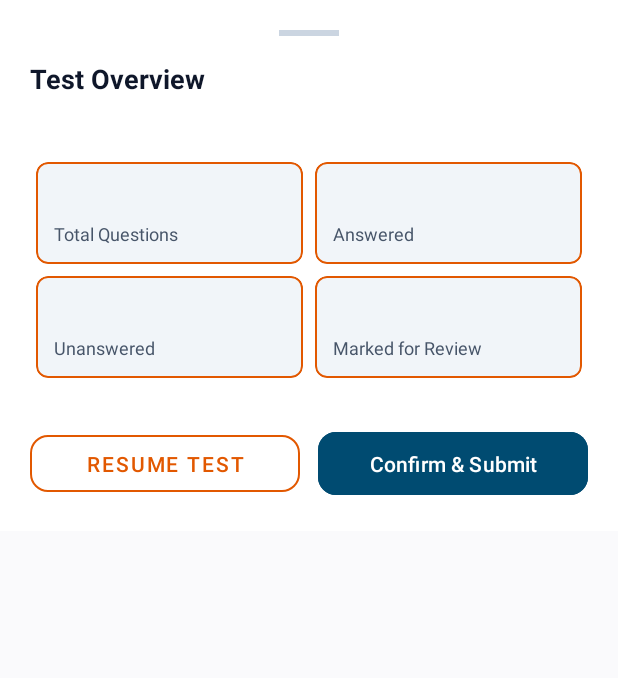
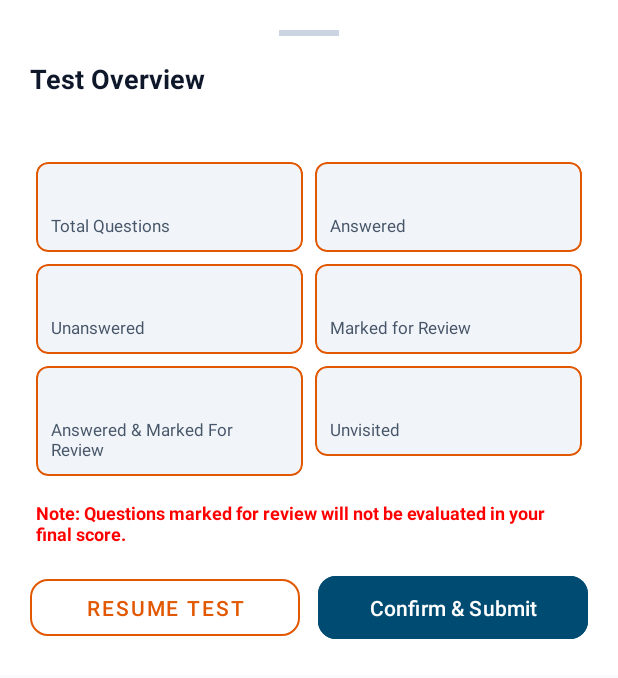
Before and after one commit to nursingstudio/NursingStudioApp, an Android app built with Jetpack Compose: the layout dialog_test_submit_bottom_sheet.xml on its own in the app's theme, with its tools: preview values and no code run, on a phone screen of 412 x 824 dp. Shown: the top 678 px of the screen. Run offline under Robolectric (Android 15) with nearby library versions, the light colour scheme and no system bars.

Commit message:
Quiz Improvement without Green Badge

```diff
--- a/app/src/main/java/com/example/nursingstudio/ui/features/quiz/QuizEngineFragment.kt
+++ b/app/src/main/java/com/example/nursingstudio/ui/features/quiz/QuizEngineFragment.kt
@@ -291,9 +291,11 @@ class QuizEngineFragment : Fragment() {
         if (state !is QuizEngineState.Content) return
 
         val total = state.questions.size
-        val answered = state.userStates.count { it.status == QuestionStatus.ANSWERED || it.status == QuestionStatus.ANSWERED_AND_MARKED }
+        val answered = state.userStates.count { it.status == QuestionStatus.ANSWERED }
         val unanswered = state.userStates.count { it.status == QuestionStatus.UNANSWERED }
         val review = state.userStates.count { it.status == QuestionStatus.MARKED_FOR_REVIEW }
+        val answeredMarked = state.userStates.count { it.status == QuestionStatus.ANSWERED_AND_MARKED }
+        val unvisited = state.userStates.count { it.status == QuestionStatus.UNVISITED }
 
         val minutes = state.remainingTimeSeconds / 60
         val secs = state.remainingTimeSeconds % 60
@@ -304,6 +306,8 @@ class QuizEngineFragment : Fragment() {
             answered = answered,
             unanswered = unanswered,
             review = review,
+            answeredMarked = answeredMarked,
+            unvisited = unvisited,
             timeFormatted = formattedTime,
             onSubmitConfirmed = {
                 executeFinalSubmission()
--- a/app/src/main/java/com/example/nursingstudio/ui/features/quiz/QuizEngineViewModel.kt
+++ b/app/src/main/java/com/example/nursingstudio/ui/features/quiz/QuizEngineViewModel.kt
@@ -43,7 +43,7 @@ class QuizEngineViewModel @Inject constructor(
     private var strikeCount = 0
     private var timerJob: Job? = null
 
-    fun loadQuiz(testId: String, testTitle: String = "Test Series", durationMinutes: Long = 60L) {
+    fun loadQuiz(testId: String, testTitle: String = "Test Series") {
         viewModelScope.launch {
             _uiState.value = QuizEngineState.Loading
             quizRepository.getQuestionsForTest(testId)
@@ -54,15 +54,18 @@ class QuizEngineViewModel @Inject constructor(
                                 status = if (index == 0) QuestionStatus.UNANSWERED else QuestionStatus.UNVISITED
                             )
                         }
-                        val totalTimeSeconds = durationMinutes * 60L
+
+                        // 🚀 2026 Dynamic Timer Fix: 1 Question = 1 Minute (60 Seconds) Rule
+                        val dynamicDurationSeconds = loadedQuestions.size * 60L
+
                         _uiState.value = QuizEngineState.Content(
                             testTitle = testTitle,
                             questions = loadedQuestions,
                             userStates = initialStates,
                             currentIndex = 0,
-                            remainingTimeSeconds = totalTimeSeconds
+                            remainingTimeSeconds = dynamicDurationSeconds
                         )
-                        startTimer(totalTimeSeconds)
+                        startTimer(dynamicDurationSeconds)
                     } else {
                         _uiState.value = QuizEngineState.Error("No questions found for this test.")
                     }
@@ -199,7 +202,6 @@ class QuizEngineViewModel @Inject constructor(
         }
     }
 
-
     fun calculateAndSubmitResults(
         userId: String = "guest_user",
         userName: String = "Student",
@@ -220,8 +222,13 @@ class QuizEngineViewModel @Inject constructor(
 
             qList.forEachIndexed { idx, q ->
                 val ansState = userStates.getOrNull(idx)
+
+                // 🚀 Evaluation Standard: Exclude items marked for review (MARKED_FOR_REVIEW & ANSWERED_AND_MARKED)
+                val isReview = ansState?.status == QuestionStatus.MARKED_FOR_REVIEW ||
+                        ansState?.status == QuestionStatus.ANSWERED_AND_MARKED
+
                 when {
-                    ansState == null || ansState.selectedOptionIndex == null -> unvisited++
+                    ansState == null || ansState.selectedOptionIndex == null || isReview -> unvisited++
                     ansState.selectedOptionIndex == q.correctAnswerIndex -> correct++
                     else -> wrong++
                 }
@@ -232,7 +239,8 @@ class QuizEngineViewModel @Inject constructor(
             val attempted = correct + wrong
             val accuracy = if (attempted > 0) (correct.toDouble() / attempted) * 100.0 else 0.0
 
-            val timeTaken = (state.questions.size * 60L) - state.remainingTimeSeconds
+            val allocatedTimeSeconds = state.questions.size * 60L
+            val timeTaken = allocatedTimeSeconds - state.remainingTimeSeconds
 
             val resultObj = QuizResult(
                 userId = userId,
@@ -254,9 +262,6 @@ class QuizEngineViewModel @Inject constructor(
         }
     }
 
-    /**
-     * Resets the active test state to enable clean re-attempts without residual user state.
-     */
     fun resetTestState() {
         _uiState.value = QuizEngineState.Loading
     }
--- a/app/src/main/java/com/example/nursingstudio/ui/features/quiz/TestSubmitBottomSheetFragment.kt
+++ b/app/src/main/java/com/example/nursingstudio/ui/features/quiz/TestSubmitBottomSheetFragment.kt
@@ -13,6 +13,8 @@ class TestSubmitBottomSheetFragment(
     private val answered: Int,
     private val unanswered: Int,
     private val review: Int,
+    private val answeredMarked: Int,
+    private val unvisited: Int,
     private val timeFormatted: String,
     private val onSubmitConfirmed: () -> Unit
 ) : BottomSheetDialogFragment() {
@@ -36,6 +38,8 @@ class TestSubmitBottomSheetFragment(
         binding.tvStatAnsweredVal.text = answered.toString()
         binding.tvStatUnansweredVal.text = unanswered.toString()
         binding.tvStatReviewVal.text = review.toString()
+        binding.tvStatAnsweredMarkedVal.text = answeredMarked.toString()
+        binding.tvStatUnvisitedVal.text = unvisited.toString()
         binding.tvSheetTimeRemaining.text = getString(R.string.time_left_label, timeFormatted)
 
         binding.btnConfirmSubmit.setOnClickListener {
--- /dev/null
+++ b/app/src/main/res/drawable/bg_palette_green_badge.xml
@@ -0,0 +1,8 @@
+<?xml version="1.0" encoding="utf-8"?>
+<shape xmlns:android="http://schemas.android.com/apk/res/android"
+    android:shape="oval">
+    <solid android:color="@color/palette_answered" />
+    <stroke
+        android:width="1.5dp"
+        android:color="@color/surface_card" />
+</shape>
--- a/app/src/main/res/layout/dialog_test_submit_bottom_sheet.xml
+++ b/app/src/main/res/layout/dialog_test_submit_bottom_sheet.xml
@@ -33,14 +33,14 @@
         android:textSize="14sp"
         android:textStyle="bold" />
 
-    <!-- Grid Overview -->
+    <!-- 6-Stat Grid Overview -->
     <GridLayout
         android:layout_width="match_parent"
         android:layout_height="wrap_content"
         android:columnCount="2"
-        android:rowCount="2"
+        android:rowCount="3"
         android:layout_marginTop="16dp"
-        android:layout_marginBottom="20dp">
+        android:layout_marginBottom="12dp">
 
         <!-- Stat 1: Total -->
         <com.google.android.material.card.MaterialCardView
@@ -55,14 +55,14 @@
                 android:layout_width="match_parent"
                 android:layout_height="wrap_content"
                 android:orientation="vertical"
-                android:padding="12dp">
+                android:padding="10dp">
 
                 <TextView
                     android:id="@+id/tvStatTotalVal"
                     android:layout_width="wrap_content"
                     android:layout_height="wrap_content"
                     android:textColor="@color/text_primary"
-                    android:textSize="20sp"
+                    android:textSize="18sp"
                     android:textStyle="bold" />
 
                 <TextView
@@ -70,7 +70,7 @@
                     android:layout_height="wrap_content"
                     android:text="@string/stat_total_questions"
                     android:textColor="@color/text_secondary"
-                    android:textSize="12sp" />
+                    android:textSize="11sp" />
             </LinearLayout>
         </com.google.android.material.card.MaterialCardView>
 
@@ -87,14 +87,14 @@
                 android:layout_width="match_parent"
                 android:layout_height="wrap_content"
                 android:orientation="vertical"
-                android:padding="12dp">
+                android:padding="10dp">
 
                 <TextView
                     android:id="@+id/tvStatAnsweredVal"
                     android:layout_width="wrap_content"
                     android:layout_height="wrap_content"
                     android:textColor="@color/palette_answered"
-                    android:textSize="20sp"
+                    android:textSize="18sp"
                     android:textStyle="bold" />
 
                 <TextView
@@ -102,7 +102,7 @@
                     android:layout_height="wrap_content"
                     android:text="@string/stat_answered"
                     android:textColor="@color/text_secondary"
-                    android:textSize="12sp" />
+                    android:textSize="11sp" />
             </LinearLayout>
         </com.google.android.material.card.MaterialCardView>
 
@@ -119,14 +119,14 @@
                 android:layout_width="match_parent"
                 android:layout_height="wrap_content"
                 android:orientation="vertical"
-                android:padding="12dp">
+                android:padding="10dp">
 
                 <TextView
                     android:id="@+id/tvStatUnansweredVal"
                     android:layout_width="wrap_content"
                     android:layout_height="wrap_content"
                     android:textColor="@color/palette_unanswered"
-                    android:textSize="20sp"
+                    android:textSize="18sp"
                     android:textStyle="bold" />
 
                 <TextView
@@ -134,11 +134,11 @@
                     android:layout_height="wrap_content"
                     android:text="@string/stat_unanswered"
                     android:textColor="@color/text_secondary"
-                    android:textSize="12sp" />
+                    android:textSize="11sp" />
             </LinearLayout>
         </com.google.android.material.card.MaterialCardView>
 
-        <!-- Stat 4: Review -->
+        <!-- Stat 4: Marked for Review -->
         <com.google.android.material.card.MaterialCardView
             android:layout_width="0dp"
             android:layout_height="wrap_content"
@@ -151,14 +151,14 @@
                 android:layout_width="match_parent"
                 android:layout_height="wrap_content"
                 android:orientation="vertical"
-                android:padding="12dp">
+                android:padding="10dp">
 
                 <TextView
                     android:id="@+id/tvStatReviewVal"
                     android:layout_width="wrap_content"
                     android:layout_height="wrap_content"
                     android:textColor="@color/palette_review"
-                    android:textSize="20sp"
+                    android:textSize="18sp"
                     android:textStyle="bold" />
 
                 <TextView
@@ -166,19 +166,94 @@
                     android:layout_height="wrap_content"
                     android:text="@string/stat_marked_review"
                     android:textColor="@color/text_secondary"
-                    android:textSize="12sp" />
+                    android:textSize="11sp" />
+            </LinearLayout>
+        </com.google.android.material.card.MaterialCardView>
+
+        <!-- Stat 5: Answered & Marked -->
+        <com.google.android.material.card.MaterialCardView
+            android:layout_width="0dp"
+            android:layout_height="wrap_content"
+            android:layout_columnWeight="1"
+            android:layout_margin="4dp"
+            app:cardCornerRadius="8dp"
+            app:cardBackgroundColor="@color/surface_variant">
+
+            <LinearLayout
+                android:layout_width="match_parent"
+                android:layout_height="wrap_content"
+                android:orientation="vertical"
+                android:padding="10dp">
+
+                <TextView
+                    android:id="@+id/tvStatAnsweredMarkedVal"
+                    android:layout_width="wrap_content"
+                    android:layout_height="wrap_content"
+                    android:textColor="@color/palette_answered_marked"
+                    android:textSize="18sp"
+                    android:textStyle="bold" />
+
+                <TextView
+                    android:layout_width="wrap_content"
+                    android:layout_height="wrap_content"
+                    android:text="@string/stat_answered_marked"
+                    android:textColor="@color/text_secondary"
+                    android:textSize="11sp" />
+            </LinearLayout>
+        </com.google.android.material.card.MaterialCardView>
+
+        <!-- Stat 6: Unvisited -->
+        <com.google.android.material.card.MaterialCardView
+            android:layout_width="0dp"
+            android:layout_height="wrap_content"
+            android:layout_columnWeight="1"
+            android:layout_margin="4dp"
+            app:cardCornerRadius="8dp"
+            app:cardBackgroundColor="@color/surface_variant">
+
+            <LinearLayout
+                android:layout_width="match_parent"
+                android:layout_height="wrap_content"
+                android:orientation="vertical"
+                android:padding="10dp">
+
+                <TextView
+                    android:id="@+id/tvStatUnvisitedVal"
+                    android:layout_width="wrap_content"
+                    android:layout_height="wrap_content"
+                    android:textColor="@color/palette_unvisited"
+                    android:textSize="18sp"
+                    android:textStyle="bold" />
+
+                <TextView
+                    android:layout_width="wrap_content"
+                    android:layout_height="wrap_content"
+                    android:text="@string/stat_unvisited"
+                    android:textColor="@color/text_secondary"
+                    android:textSize="11sp" />
             </LinearLayout>
         </com.google.android.material.card.MaterialCardView>
 
     </GridLayout>
 
-    <!-- Action Buttons Container -->
+    <!-- Warning Line -->
+    <TextView
+        android:id="@+id/tvEvaluationWarning"
+        android:layout_width="match_parent"
+        android:layout_height="wrap_content"
+        android:text="@string/review_evaluation_warning"
+        android:textColor="@color/brand_youtube_red"
+        android:textSize="12sp"
+        android:textStyle="bold"
+        android:layout_marginBottom="16dp"
+        android:paddingHorizontal="4dp" />
+
+    <!-- Action Buttons -->
     <LinearLayout
         android:layout_width="match_parent"
         android:layout_height="wrap_content"
         android:orientation="horizontal"
-        android:gravity="center"
-        android:layout_marginTop="8dp">
+        android:gravity="center">
 
         <com.google.android.material.button.MaterialButton
             android:id="@+id/btnResumeTest"
--- a/app/src/main/res/values/strings.xml
+++ b/app/src/main/res/values/strings.xml
@@ -541,6 +541,14 @@
     <string name="error_quiz_generic">Failed to load quiz. Please check your network connection and try again.</string>
     <string name="btn_retry">Retry</string>
 
+    <!-- Test Submit Sheet Extensions -->
+    <string name="stat_answered_marked">Answered &amp; Marked For Review</string>
+    <string name="stat_unvisited">Unvisited</string>
+    <string name="review_evaluation_warning">Note: Questions marked for review will not be evaluated in your final score.</string>
+
+        <!-- Legend & Palette Extensions -->
+        <string name="answered_marked_badge_desc">Answered and marked indicator</string>
+
 
 
 
```
